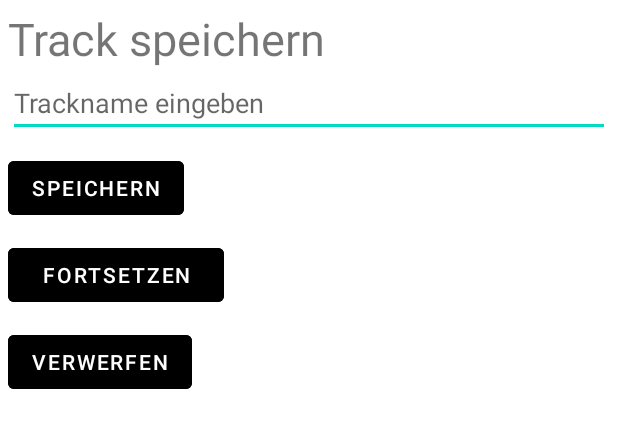
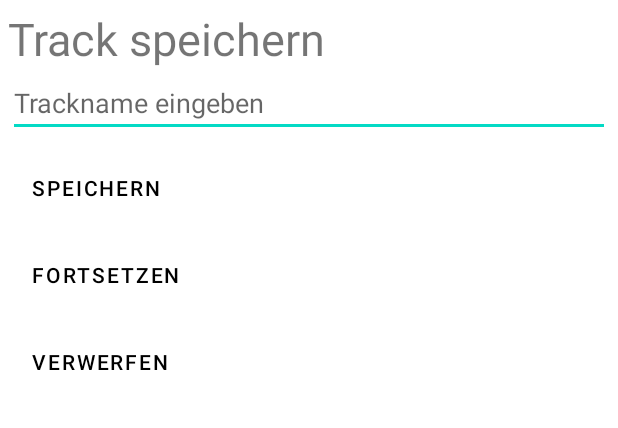
Before and after one commit to RaphaelNeubert/I5_GPS_Tracks, an Android app: the layout save_track.xml on its own in the app's theme, with its tools: preview values and no code run, on a phone screen of 412 x 824 dp. Shown: the top 428 px of the screen. Run offline under Robolectric (Android 15) with nearby library versions, the phone set to English and light mode, and no system bars.

Commit message:
change background color of all buttons to fix color, fix bug: not show warning when replace blank track name.

```diff
--- a/src/GPS-Tracks/app/src/main/java/com/example/gps_tracks/ListingTracks.java
+++ b/src/GPS-Tracks/app/src/main/java/com/example/gps_tracks/ListingTracks.java
@@ -236,17 +236,17 @@ public class ListingTracks extends AppCompatActivity {
             @Override
             public void onClick(View view) {
                 String newFilename = rn.getText().toString()+".gpx";
-                if(!newFilename.isEmpty()){
+                if(newFilename.length()>4){
                     file.renameTo(new File(getFilesDir(),newFilename));
                     Toast.makeText(ListingTracks.this,
-                            "Umbennenung erfolgreich",
+                            getString(R.string.success),
                             Toast.LENGTH_SHORT).show();
                     overridePendingTransition(10, 10);
                     startActivity(getIntent());
                     overridePendingTransition(10, 10);
                 } else{
                     Toast.makeText(ListingTracks.this,
-                            "Bitte füllen Sie das Textfeld aus",
+                           getString(R.string.warning),
                             Toast.LENGTH_SHORT).show();
                 }
             }
--- a/src/GPS-Tracks/app/src/main/res/layout/activity_listing_tracks.xml
+++ b/src/GPS-Tracks/app/src/main/res/layout/activity_listing_tracks.xml
@@ -28,10 +28,10 @@
             style="@style/Widget.AppCompat.Button.Small"
             android:layout_width="wrap_content"
             android:layout_height="wrap_content"
-            android:background="#00E91E63"
+            android:background="@null"
+            android:backgroundTint="@color/cardview_light_background"
             android:text="@string/sync"
-            android:textColor="#000000"
-            app:icon="@color/white" />
+            android:textColor="@color/black" />
 
         <ProgressBar
             android:id="@+id/progressBar"
--- a/src/GPS-Tracks/app/src/main/res/layout/save_track.xml
+++ b/src/GPS-Tracks/app/src/main/res/layout/save_track.xml
@@ -28,23 +28,30 @@
         android:layout_width="wrap_content"
         android:layout_height="wrap_content"
         android:layout_marginTop="10dp"
-        android:backgroundTint="@color/black"
-        android:text="@string/save" />
+        android:background="@null"
+        android:backgroundTint="@color/cardview_light_background"
+        android:text="@string/save"
+        android:textColor="@color/black" />
 
     <Button
         android:id="@+id/abb"
         android:layout_width="144dp"
         android:layout_height="wrap_content"
         android:layout_marginTop="10dp"
-        android:backgroundTint="@color/black"
-        android:text="@string/next" />
+        android:background="@null"
+        android:backgroundTint="@color/cardview_light_background"
+        android:text="@string/next"
+        android:textAlignment="textStart"
+        android:textColor="@color/black" />
 
     <Button
         android:id="@+id/del"
         android:layout_width="wrap_content"
         android:layout_height="wrap_content"
         android:layout_marginTop="10dp"
-        android:backgroundTint="@color/black"
-        android:text="@string/discard" />
+        android:background="@null"
+        android:backgroundTint="@color/cardview_light_background"
+        android:text="@string/discard"
+        android:textColor="@color/black" />
 
 </LinearLayout>
--- a/src/GPS-Tracks/app/src/main/res/values/strings.xml
+++ b/src/GPS-Tracks/app/src/main/res/values/strings.xml
@@ -21,5 +21,7 @@
     <string name="abort">ABBRECHEN</string>
     <string name="newname">newName</string>
     <string name="trackname">trackname</string>
+    <string name="success">Umbenennung erfolgreich</string>
+    <string name="warning">Bitte geben Sie neuen Tracknamen ein</string>
 
 </resources>
```
Also changed, not shown: src/GPS-Tracks/app/src/main/res/layout/rename_track.xml (+6 -4 lines), 2 other files.
